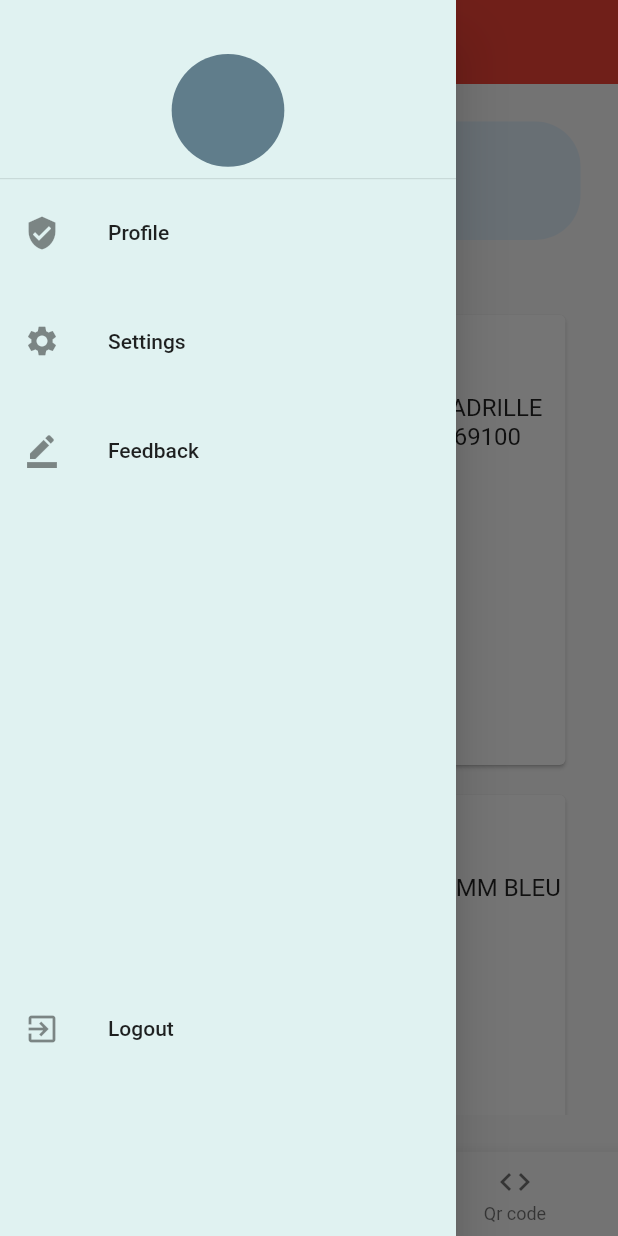
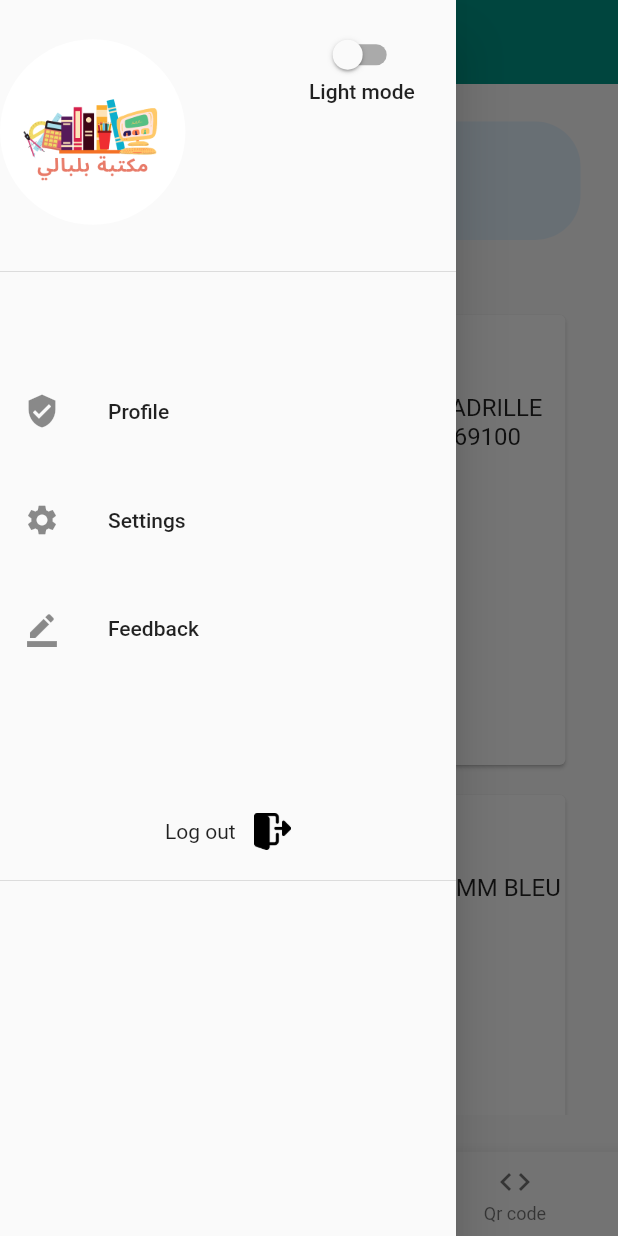
Before and after one commit to amincoding/libapp, a Flutter app: the screen it shows once a user with an empty profile is signed in, item 2 of the bottom bar chosen, with the side drawer open, on a phone screen of 412 x 824 dp. Run offline on Flutter 3.47's test engine with Material 2 defaults, Android fonts, the phone set to English and light mode, and no system bars; our stand-ins replace cloud_firestore, dots_indicator, email_validator, firebase_auth, firebase_core, flutter_svg and 5 more; missing offline and left inert: dart:ffi, flutter_barcode_scanner; accounts and stored records are empty; project files that could hold a hidden picture were left out.

Commit message:
implemanted the dark theme

```diff
--- a/lib/core/home_page/articles.dart
+++ b/lib/core/home_page/articles.dart
@@ -92,7 +92,10 @@ class _articlesState extends State<articles> {
                       borderRadius: BorderRadius.circular(30),
                       borderSide: BorderSide.none),
                   hintText: 'code bar ou nom',
-                  prefixIcon: Icon(Icons.search),
+                  prefixIcon: Icon(
+                    Icons.search,
+                    color: Colors.red,
+                  ),
                 ),
               ),
               SizedBox(
@@ -131,10 +134,10 @@ class _articlesState extends State<articles> {
                                                     _textEditingController!
                                                             .text.isEmpty
                                                         ? _items[index]["Code"]
-                                                        : _items2[index]
-                                                            ["Code"],
+                                                            .toString()
+                                                        : _items2[index]["Code"]
+                                                            .toString(),
                                                     style: TextStyle(
-                                                      color: Colors.black,
                                                       fontSize: 16,
                                                     ),
                                                   ),
--- a/lib/drawer.dart
+++ b/lib/drawer.dart
@@ -1,28 +1,75 @@
 import 'package:firebase_auth/firebase_auth.dart';
 import 'package:flutter/material.dart';
 import 'package:get/get.dart';
+import 'package:provider/provider.dart';
 import 'package:viplive/core/utils/sizeConfig.dart';
 import 'package:viplive/drawer_screens/Settings.dart';
 import 'package:viplive/drawer_screens/feedback.dart';
 import 'package:viplive/drawer_screens/profile.dart';
 import 'package:viplive/screens/signin_email.dart';
 
-class NavDrawer extends StatelessWidget {
+import 'drawer_screens/settings_details/darkthemePreferences.dart';
+
+class NavDrawer extends StatefulWidget {
+  @override
+  State<NavDrawer> createState() => _NavDrawerState();
+}
+
+class _NavDrawerState extends State<NavDrawer> {
+  final String user = FirebaseAuth.instance.currentUser!.email!;
+
   @override
   Widget build(BuildContext context) {
+    final themeChange = Provider.of<DarkThemeProvider>(context);
+
     return SafeArea(
       child: Drawer(
-        backgroundColor: Colors.teal[50],
         child: ListView(
           padding: EdgeInsets.only(top: 20),
           children: <Widget>[
+            DrawerHeader(
+              padding: const EdgeInsets.only(right: 5, bottom: 25),
+              child: Row(
+                children: [
                   Container(
-              height: SizeConfig.screenHeight! * 0.13,
-              child: DrawerHeader(
+                    height: SizeConfig.screenHeight! * 0.15,
+                    width: SizeConfig.screenWidth! * 0.3,
                     child: CircleAvatar(
-                  backgroundColor: Colors.blueGrey,
+                      backgroundColor: Colors.white,
+                      backgroundImage: AssetImage("assets/Belbali_logo.png"),
                     ),
                   ),
+                  SizedBox(
+                    width: SizeConfig.screenWidth! * 0.20,
+                  ),
+                  Padding(
+                    padding: const EdgeInsets.only(right: 5),
+                    child: Column(
+                      children: [
+                        Container(
+                          height: SizeConfig.screenHeight! * 0.04,
+                          width: SizeConfig.screenWidth! * 0.04,
+                          child: Switch(
+                              activeColor: Colors.white,
+                              value: themeChange.darkTheme,
+                              onChanged: (bool value) {
+                                themeChange.darkTheme = value;
+                              }),
+                        ),
+                        Container(
+                          child: Text(themeChange.darkTheme
+                              ? 'Dark mode'
+                              : 'Light mode'),
+                        ),
+                      ],
+                    ),
+                  ),
+                ],
+              ),
+            ),
+            Center(child: Text(user)),
+            SizedBox(
+              height: SizeConfig.screenHeight! * 0.05,
             ),
             ListTile(
               leading: Icon(Icons.verified_user),
@@ -41,15 +88,28 @@ class NavDrawer extends StatelessWidget {
               title: Text('Feedback'),
               onTap: () => {Get.to(() => feedbackScreen())},
             ),
-            SizedBox(height: SizeConfig.screenHeight! * 0.4),
-            ListTile(
-              leading: Icon(Icons.exit_to_app),
-              title: Text('Logout'),
+            SizedBox(height: SizeConfig.screenHeight! * 0.1),
+            Padding(
+              padding: const EdgeInsets.only(left: 110),
+              child: Row(
+                children: [
+                  Text("Log out"),
+                  SizedBox(width: SizeConfig.screenWidth! * 0.03),
+                  Container(
+                    height: SizeConfig.screenHeight! * 0.06,
+                    width: SizeConfig.screenWidth! * 0.06,
+                    child: InkWell(
                       onTap: () async {
                         await FirebaseAuth.instance.signOut();
                         Get.to(() => signin_email());
                       },
+                      child: Image.asset("assets/exit.png"),
                     ),
+                  ),
+                ],
+              ),
+            ),
+            Divider(),
           ],
         ),
       ),
--- a/lib/drawer_screens/settings_details/themeData.dart
+++ b/lib/drawer_screens/settings_details/themeData.dart
@@ -3,12 +3,12 @@ import 'package:flutter/material.dart';
 class Styles {
   static ThemeData themeData(bool isDarkTheme, BuildContext context) {
     return ThemeData(
-      primarySwatch: Colors.red,
-      primaryColor: isDarkTheme ? Colors.black : Colors.white,
-      backgroundColor: isDarkTheme ? Colors.black : Color(0xffF1F5FB),
+      primarySwatch: Colors.teal,
+      primaryColor: isDarkTheme ? Colors.black : Colors.teal,
+      backgroundColor: isDarkTheme ? Colors.black : Colors.teal[50],
       indicatorColor: isDarkTheme ? Color(0xff0E1D36) : Color(0xffCBDCF8),
       buttonColor: isDarkTheme ? Color(0xff3B3B3B) : Color(0xffF1F5FB),
-      hintColor: isDarkTheme ? Color(0xff280C0B) : Color(0xffEECED3),
+      hintColor: isDarkTheme ? Colors.grey : Colors.amber,
       highlightColor: isDarkTheme ? Color(0xff372901) : Color(0xffFCE192),
       hoverColor: isDarkTheme ? Color(0xff3A3A3B) : Color(0xff4285F4),
       focusColor: isDarkTheme ? Color(0xff0B2512) : Color(0xffA8DAB5),
```
Also changed, not shown: assets/day-mode.png (added), assets/exit.png (added), assets/night-mode.png (added). Lines whose indentation alone changed are shown as unchanged.
